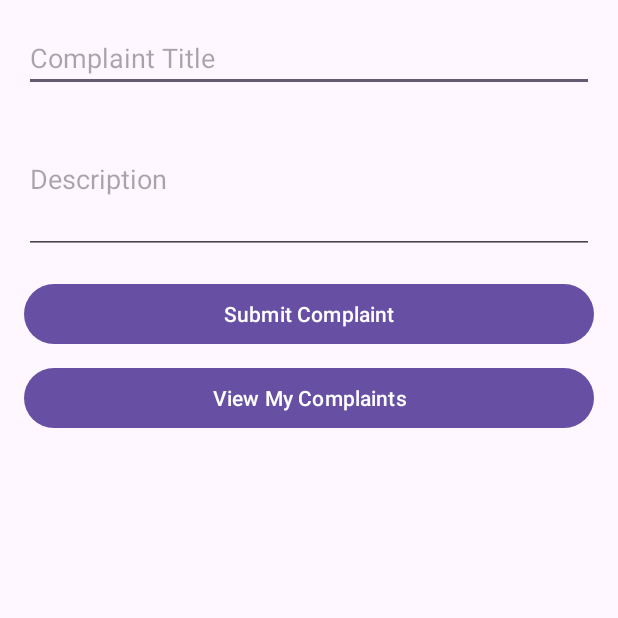
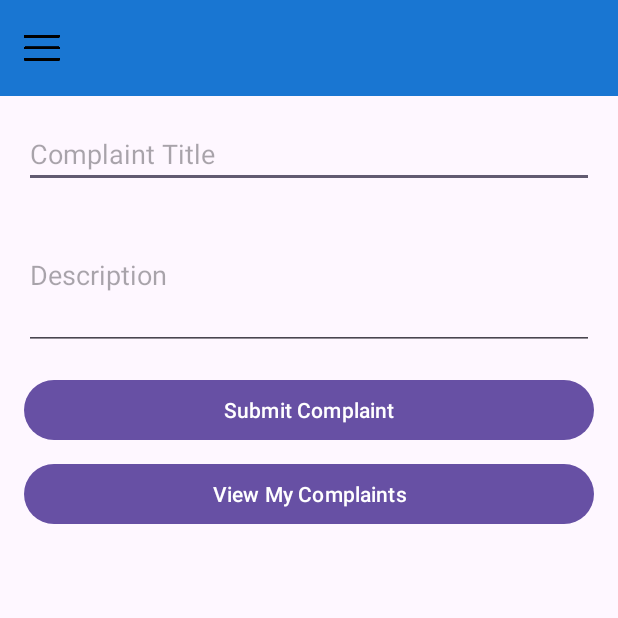
Before and after one commit to IamGotu/WeCareMobile, an Android app: the ComplaintActivity screen opened directly, with no data from a screen before it, on a phone screen of 412 x 824 dp, the top half of it. Run offline under Robolectric (Android 15) with nearby library versions, the light colour scheme and no system bars; our stand-ins replace Volley; 1 statement that could not run was skipped.

Commit message:
Adding toolbar on ComplaintActivity.java

```diff
--- a/app/src/main/java/com/sia/android/wecare/ComplaintActivity.java
+++ b/app/src/main/java/com/sia/android/wecare/ComplaintActivity.java
@@ -1,10 +1,19 @@
 package com.sia.android.wecare;
 
+import android.content.Intent;
+import android.graphics.Color;
+import android.os.Build;
 import android.os.Bundle;
+import android.view.View;
+import android.view.Window;
 import android.widget.Button;
 import android.widget.EditText;
+import android.widget.ImageView;
 import android.widget.Toast;
 import androidx.appcompat.app.AppCompatActivity;
+import androidx.appcompat.widget.Toolbar;
+import androidx.core.view.GravityCompat;
+import androidx.drawerlayout.widget.DrawerLayout;
 import androidx.recyclerview.widget.LinearLayoutManager;
 import androidx.recyclerview.widget.RecyclerView;
 import com.android.volley.Request;
@@ -12,9 +21,10 @@
 import com.android.volley.toolbox.JsonArrayRequest;
 import com.android.volley.toolbox.JsonObjectRequest;
 import com.android.volley.toolbox.Volley;
+import com.google.android.material.navigation.NavigationView;
+
 import org.json.JSONException;
 import org.json.JSONObject;
-
 import java.io.UnsupportedEncodingException;
 import java.util.ArrayList;
 import java.util.HashMap;
@@ -30,10 +40,29 @@
     private RequestQueue requestQueue;
     private int residentId;
 
+    Toolbar toolbar;
+    DrawerLayout drawerLayout;
+    NavigationView navigationView;
+    ImageView menuIcon;
+
     @Override
     protected void onCreate(Bundle savedInstanceState) {
         super.onCreate(savedInstanceState);
         setContentView(R.layout.activity_complaint);
+
+        // Your original status bar code
+        if (Build.VERSION.SDK_INT >= Build.VERSION_CODES.M) {
+            Window window = getWindow();
+            window.setStatusBarColor(Color.WHITE);
+            window.getDecorView().setSystemUiVisibility(View.SYSTEM_UI_FLAG_LIGHT_STATUS_BAR);
+
+            // Add this for status bar overlap fix
+            window.getDecorView().setOnApplyWindowInsetsListener((v, insets) -> {
+                int statusBarHeight = insets.getSystemWindowInsetTop();
+                findViewById(R.id.toolbar).setPadding(0, statusBarHeight, 0, 0);
+                return insets;
+            });
+        }
 
         // Get resident ID from Intent
         residentId = getIntent().getIntExtra("id", -1);
@@ -49,6 +78,24 @@
         btnSubmit = findViewById(R.id.btnSubmit);
         btnViewComplaints = findViewById(R.id.btnViewComplaints);
         rvComplaints = findViewById(R.id.rvComplaints);
+        // Initialize navigation components
+        drawerLayout = findViewById(R.id.drawerLayout);
+        navigationView = findViewById(R.id.navigationView);
+        toolbar = findViewById(R.id.toolbar);
+        menuIcon = findViewById(R.id.menuIcon); // Make sure this exists in your toolbar
+
+        setSupportActionBar(toolbar);
+        if (getSupportActionBar() != null) {
+            getSupportActionBar().setDisplayShowTitleEnabled(false);
+        }
+
+        menuIcon.setOnClickListener(v -> drawerLayout.openDrawer(GravityCompat.START));
+
+        navigationView.setNavigationItemSelectedListener(item -> {
+            // Handle navigation item clicks
+            drawerLayout.closeDrawer(GravityCompat.START);
+            return true;
+        });
 
         // Set up RecyclerView
         complaintAdapter = new ComplaintAdapter(complaintList);
@@ -79,7 +126,7 @@
 
         try {
             JSONObject jsonBody = new JSONObject();
-            jsonBody.put("resident_id", residentId); // Get this from your session
+            jsonBody.put("resident_id", residentId);
             jsonBody.put("title", title);
             jsonBody.put("description", description);
 
--- a/app/src/main/res/layout/activity_complaint.xml
+++ b/app/src/main/res/layout/activity_complaint.xml
@@ -1,11 +1,46 @@
 <?xml version="1.0" encoding="utf-8"?>
-<LinearLayout xmlns:android="http://schemas.android.com/apk/res/android"
+<androidx.drawerlayout.widget.DrawerLayout xmlns:android="http://schemas.android.com/apk/res/android"
     xmlns:tools="http://schemas.android.com/tools"
+    xmlns:app="http://schemas.android.com/apk/res-auto"
+    android:id="@+id/drawerLayout"
+    android:layout_width="match_parent"
+    android:layout_height="match_parent"
+    tools:context=".ComplaintActivity">
+
+    <!-- Main Content -->
+    <LinearLayout
+        android:layout_width="match_parent"
+        android:layout_height="match_parent"
+        android:orientation="vertical"
+        android:fitsSystemWindows="true">
+
+        <!-- Toolbar with status bar padding -->
+        <androidx.appcompat.widget.Toolbar
+            android:id="@+id/toolbar"
+            android:layout_width="match_parent"
+            android:layout_height="?attr/actionBarSize"
+            android:background="#1976D2"
+            android:elevation="4dp"
+            android:paddingTop="@dimen/status_bar_padding">
+
+            <ImageView
+                android:id="@+id/menuIcon"
+                android:layout_width="24dp"
+                android:layout_height="24dp"
+                android:layout_marginStart="16dp"
+                android:contentDescription="@string/menu"
+                android:scaleType="centerInside"
+                android:src="@drawable/ic_menu" />
+
+        </androidx.appcompat.widget.Toolbar>
+
+        <LinearLayout
+            android:id="@+id/mainLayout"
             android:layout_width="match_parent"
             android:layout_height="match_parent"
             android:orientation="vertical"
             android:padding="16dp"
-    tools:context=".ComplaintActivity">
+            android:paddingTop="0dp">
 
             <EditText
                 android:id="@+id/etTitle"
@@ -42,4 +77,17 @@
                 android:layout_width="match_parent"
                 android:layout_height="match_parent"
                 android:layout_marginTop="16dp"/>
+
         </LinearLayout>
+
+    </LinearLayout>
+
+    <!-- Your original NavigationView -->
+    <com.google.android.material.navigation.NavigationView
+        android:id="@+id/navigationView"
+        android:layout_width="wrap_content"
+        android:layout_height="match_parent"
+        android:layout_gravity="start"
+        android:background="#1976D2"
+        app:menu="@menu/drawer_menu"/>
+</androidx.drawerlayout.widget.DrawerLayout>
--- a/app/src/main/res/layout/activity_dashboard.xml
+++ b/app/src/main/res/layout/activity_dashboard.xml
@@ -16,9 +16,6 @@
         android:fitsSystemWindows="true">
 
         <!-- Toolbar with status bar padding -->
-
-        <!-- Your original content EXACTLY as you had it -->
-
         <androidx.appcompat.widget.Toolbar
             android:id="@+id/toolbar"
             android:layout_width="match_parent"
```
Lines whose indentation alone changed are shown as unchanged.
